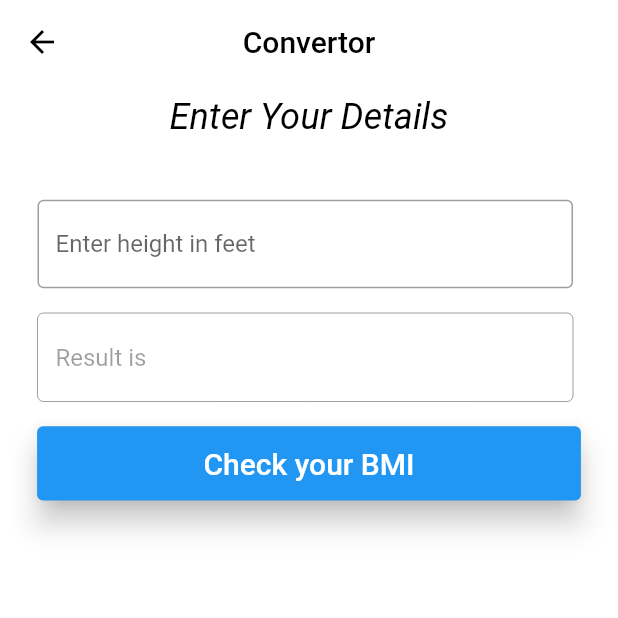
After one commit to shivamgupta7837/Bmi-Calculator, a Flutter app: the Convertor screen opened directly, on a phone screen of 412 x 824 dp, the top half of it. The commit adds this screen. Run offline on Flutter 3.47's test engine with Material 2 defaults, Android fonts, the phone set to English and light mode, and no system bars; our stand-ins replace lottie.

Commit message:
convertor added

```diff
--- a/lib/main.dart
+++ b/lib/main.dart
@@ -1,4 +1,4 @@
-import 'package:bmi_calculator/screens/home_page.dart';
+import 'package:bmi_calculator/screens/choose_gender.dart';
 import 'package:bmi_calculator/screens/splash_Screen.dart';
 import 'package:flutter/material.dart';
 import 'package:flutter/services.dart';
--- a/lib/screens/check_bmi.dart
+++ b/lib/screens/check_bmi.dart
@@ -1,3 +1,4 @@
+import 'package:bmi_calculator/screens/convertor.dart';
 import 'package:bmi_calculator/screens/result.dart';
 import 'package:flutter/material.dart';
 import 'package:lottie/lottie.dart';
@@ -126,7 +127,12 @@ class _CheckBmiState extends State<CheckBmi> {
                     style: TextStyle(fontSize: 20),
                   ),
                 ),
-              )
+              ),
+               SizedBox(height:MediaQuery.of(context).size.height * 0.1),
+              GestureDetector(
+                child: const Text("Don't know your height in meters ?",style: TextStyle(fontSize: 20,fontStyle: FontStyle.italic,fontWeight: FontWeight.w500),),
+                onTap: ()=> Navigator.push(context, MaterialPageRoute(builder: (context) => Convertor(),)),
+              ),
             ],
           ),
         ),
--- /dev/null
+++ b/lib/screens/convertor.dart
@@ -0,0 +1,87 @@
+import 'package:flutter/material.dart';
+
+class Convertor extends StatefulWidget {
+  const Convertor({super.key});
+
+  @override
+  State<Convertor> createState() => _ConvertorState();
+}
+
+class _ConvertorState extends State<Convertor> {
+  @override
+  TextEditingController heightController = TextEditingController();
+  TextEditingController result = TextEditingController();
+  Widget build(BuildContext context) {
+    footToMeter() {
+     final height =  heightController;
+     final meter =  double.parse(height.text) * 0.3048;
+     result.text = meter.toString();
+
+  }
+    return Scaffold(
+      backgroundColor: Colors.white,
+      appBar: AppBar(
+        elevation: 0,
+        centerTitle: true,
+        title: Text("Convertor",style: TextStyle(color: Colors.black),),
+        backgroundColor: Colors.white,
+        leading: IconButton(
+          icon: const Icon(Icons.arrow_back,color: Colors.black,),
+          onPressed: () => Navigator.pop(context),
+        ),
+      ),
+      body: Column(
+        children: [
+          const SizedBox(height: 8),
+              const Text(
+                "Enter Your Details",
+                style: TextStyle(
+                    color: Colors.black,
+                    fontStyle: FontStyle.italic,
+                    fontSize: 24),
+              ),
+           SizedBox(height: MediaQuery.of(context).size.height * 0.05),
+           Padding(
+            padding: const EdgeInsets.only(left: 25.0, right: 30),
+            child: TextField(
+              controller: heightController,
+              keyboardType: TextInputType.number,
+              decoration: const InputDecoration(
+                label: Text("Enter height in feet"),
+                  hintText: "Enter your height in feet",
+                  border: OutlineInputBorder()),
+            ),
+          ),
+           SizedBox(height: MediaQuery.of(context).size.height * 0.02),
+          Padding(
+            padding: const EdgeInsets.only(left: 25.0, right: 30),
+            child: TextField(
+              enabled: false,
+               readOnly: true,
+              controller: result,
+              keyboardType: TextInputType.number,
+              decoration: const InputDecoration(
+                  hintText: "Result is ", border: OutlineInputBorder()),
+            ),
+          ),
+           SizedBox(height: MediaQuery.of(context).size.height * 0.02),
+         SizedBox(
+                width: MediaQuery.of(context).size.width * 0.88,
+                height: MediaQuery.of(context).size.height * 0.06,
+                child: ElevatedButton(
+                  onPressed: () {
+                      footToMeter();
+                  },
+                  style: ElevatedButton.styleFrom(
+                      elevation: 8),
+                  child: const Text(
+                    "Check your BMI",
+                    style: TextStyle(fontSize: 20),
+                  ),
+                ),
+              ),
+        ],
+      ),
+    );
+  }
+}
--- a/lib/screens/result.dart
+++ b/lib/screens/result.dart
@@ -1,5 +1,4 @@
-import 'package:bmi_calculator/main.dart';
-import 'package:bmi_calculator/screens/home_page.dart';
+import 'package:bmi_calculator/screens/choose_gender.dart';
 import 'package:flutter/material.dart';
 
 class BmiResult extends StatelessWidget {
@@ -9,13 +8,13 @@ class BmiResult extends StatelessWidget {
 
   @override
   Widget build(BuildContext context) {
-    calculateBmi() {
+     calculateBmi() {
       final height = this.height;
       final weight = this.weight;
       final result = double.parse(weight.text) /
           (double.parse(height.text) *
           double.parse(height.text));
-      return result.round();
+       result.round();
     }
 
     var result = calculateBmi();
--- a/lib/screens/splash_Screen.dart
+++ b/lib/screens/splash_Screen.dart
@@ -1,7 +1,7 @@
 import 'dart:async';
 import 'package:flutter/material.dart';
 import 'package:lottie/lottie.dart';
-import 'home_page.dart';
+import 'choose_gender.dart';
 
 class SplashScreen extends StatefulWidget {
   @override
```
Also changed, not shown: lib/screens/choose_gender.dart (renamed from lib/screens/home_page.dart).
